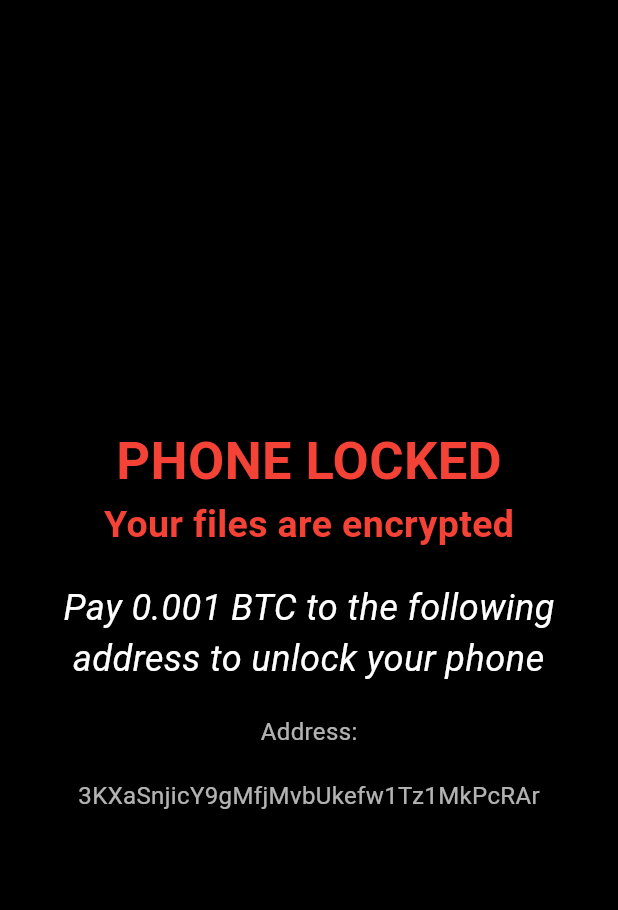
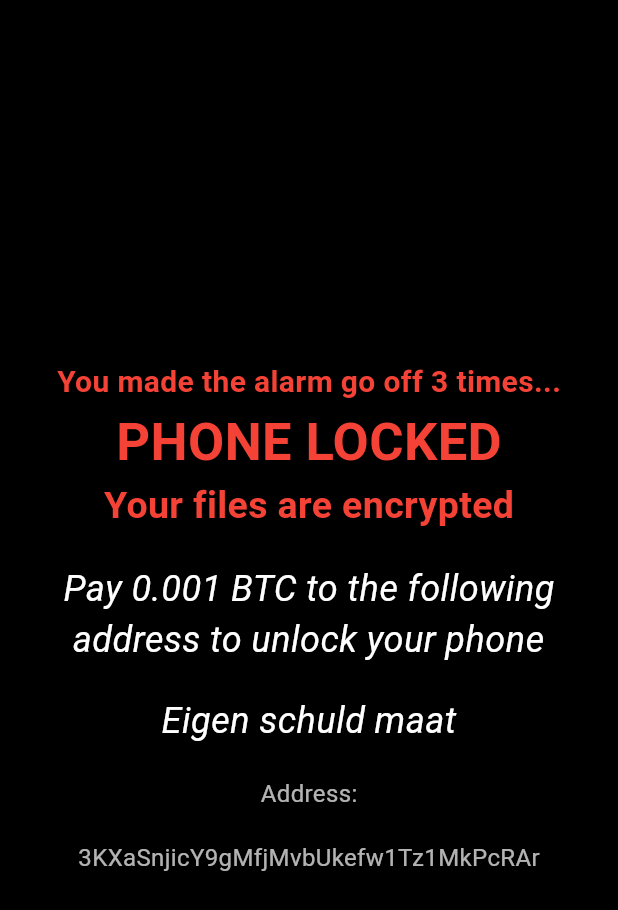
Before and after one commit to Michel0301/studyApp, a Flutter app: the LockedScreen screen opened directly, on a phone screen of 412 x 824 dp. Shown: the top 910 px of the screen. Run offline on Flutter 3.47's test engine with Material 3 defaults, Android fonts, the light colour scheme and no system bars; our stand-ins replace audioplayers, flutter_local_notifications.

Commit message:
updated UI lock screen saying that the alarm went off 3 times

```diff
--- a/lib/alarm_page.dart
+++ b/lib/alarm_page.dart
@@ -160,6 +160,14 @@ class _LockedScreenState extends State<LockedScreen> {
               mainAxisAlignment: MainAxisAlignment.center,
               children: const [
                 Text(
+                  'You made the alarm go off 3 times...',
+                  style: TextStyle(
+                    fontSize: 20,
+                    fontWeight: FontWeight.bold,
+                    color: Colors.red,
+                  ),
+                ),
+                Text(
                   'PHONE LOCKED',
                   style: TextStyle(
                     fontSize: 35,
@@ -178,6 +186,15 @@ class _LockedScreenState extends State<LockedScreen> {
                 SizedBox(height: 20),
                 Text(
                   'Pay 0.001 BTC to the following\n address to unlock your phone',
+                  style: TextStyle(
+                    fontSize: 24,
+                    fontStyle: FontStyle.italic,
+                    color: Colors.white,
+                  ),
+                ),
+                SizedBox(height: 20),
+                Text(
+                  'Eigen schuld maat',
                   style: TextStyle(
                     fontSize: 24,
                     fontStyle: FontStyle.italic,
--- a/lib/study_mode.dart
+++ b/lib/study_mode.dart
@@ -40,7 +40,7 @@ class _StudyModeState extends State<StudyMode> with WidgetsBindingObserver {
     return Scaffold(
       appBar: AppBar(
         title: const Text(
-          '🔒🔒🔒        LOCK IN        🔒🔒🔒',
+          '🔒🔒🔒      LOCK IN      🔒🔒🔒',
           style: TextStyle(
             fontWeight: FontWeight.bold,
             fontStyle: FontStyle.italic,
```
